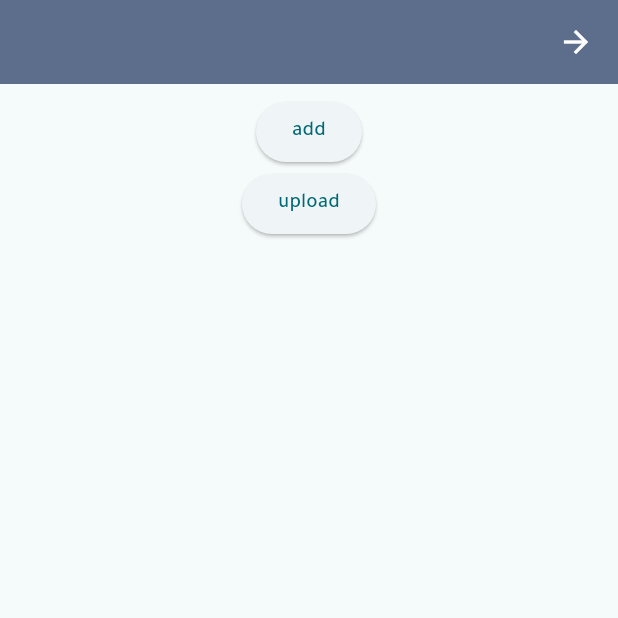
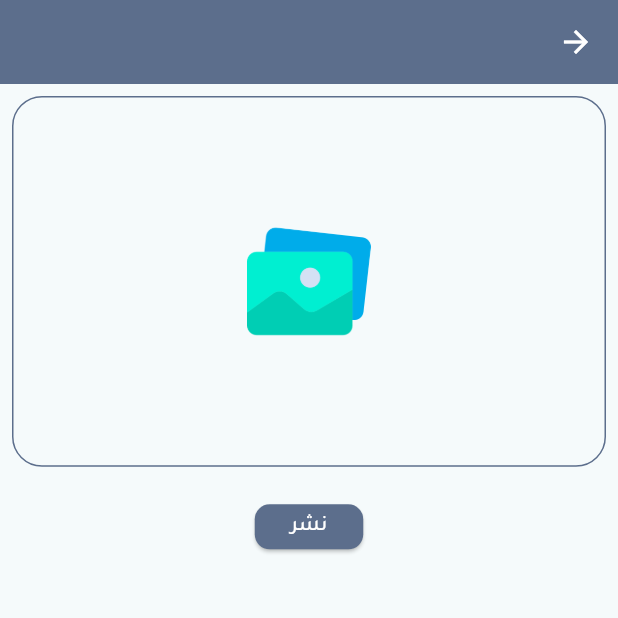
Before and after one commit to MahmoudRede/news_last_app, a Flutter app: the AddImageView screen opened directly, on a phone screen of 412 x 824 dp, the top half of it. Run offline on Flutter 3.47's test engine with Material 3 defaults, Android fonts, the phone set to English and light mode, and no system bars; our stand-ins replace cloud_firestore, firebase_auth, firebase_core, firebase_storage, flutter_bloc, fluttertoast and 7 more; accounts and stored records are empty; statements that could not run were skipped; project files that could hold a hidden picture were left out.

Commit message:
add image & add news image enhance

```diff
--- a/lib/business_logic/news_cubit/news_cubit.dart
+++ b/lib/business_logic/news_cubit/news_cubit.dart
@@ -21,6 +21,7 @@ class NewsCubit extends Cubit<NewsState> {
   File? newsImage;
 
   Future<void> pickImage() async {
+    emit(NewsImagePickerLoadingState());
     final pickedFile = await picker.pickImage(source: ImageSource.gallery);
     if (pickedFile != null) {
       newsImage = File(pickedFile.path);
@@ -107,6 +108,7 @@ class NewsCubit extends Cubit<NewsState> {
   }
 
   void getNews() {
+    emit(GetNewsLoadingState());
     FirebaseFirestore.instance.collection('news').get().then((value) {
       for (var doc in value.docs) {
         final newsItem = NewsItemModel.fromJson(doc.data());
--- a/lib/business_logic/news_cubit/news_state.dart
+++ b/lib/business_logic/news_cubit/news_state.dart
@@ -3,6 +3,7 @@ part of 'news_cubit.dart';
 @immutable
 abstract class NewsState {}
 class NewsInitial extends NewsState {}
+class NewsImagePickerLoadingState extends NewsState {}
 class NewsImagePickerSuccessState extends NewsState {}
 class NewsImagePickerFailureState extends NewsState {}
 class RemoveNewsImageState extends NewsState {}
--- a/lib/presentation/screens/Login_screen/login_screen.dart
+++ b/lib/presentation/screens/Login_screen/login_screen.dart
@@ -108,7 +108,7 @@ class LoginScreen extends StatelessWidget {
 
                             /// login button
                             state is LoginLoadingState ? const CircularProgressIndicator( color: ColorManager.primaryColor,) :
-                             DefaultButton(
+                             defaultButton(
                               onPressed: () {
                                 if (loginFormKey.currentState!.validate()) {
                                   cubit.loginWithFirebaseAuth(
--- a/lib/presentation/screens/add_image_view/widgets/add_image_view_body.dart
+++ b/lib/presentation/screens/add_image_view/widgets/add_image_view_body.dart
@@ -2,6 +2,11 @@ import 'package:flutter/cupertino.dart';
 import 'package:flutter/material.dart';
 import 'package:flutter_bloc/flutter_bloc.dart';
 import 'package:news_last_app/business_logic/image_cubit/image_cubit.dart';
+
+import '../../../../generated/assets.dart';
+import '../../../../styles/app_size/app_size_config.dart';
+import '../../../../styles/color_manager/color_manager.dart';
+import '../../../widgets/default_button.dart';
 
 class AddImageViewBody extends StatelessWidget {
   const AddImageViewBody({super.key});
@@ -29,11 +34,15 @@ class AddImageViewBody extends StatelessWidget {
                       child: Stack(
                         alignment: AlignmentDirectional.topEnd,
                         children: [
-                          Image(image: FileImage(cubit.image!)),
+                          Image(
+                            image: FileImage(cubit.image!),
+                            fit: BoxFit.cover,
+                            width: double.infinity,
+                          ),
                           Padding(
                             padding: const EdgeInsets.all(8.0),
                             child: CircleAvatar(
-                              backgroundColor: Colors.white.withOpacity(0.3),
+                              backgroundColor: Colors.grey.withOpacity(0.3),
                               radius: 18,
                               child: IconButton(
                                   splashRadius: 30.0,
@@ -50,16 +59,46 @@ class AddImageViewBody extends StatelessWidget {
                         ],
                       ),
                     ),
-                  ElevatedButton(
-                      onPressed: () {
+                  if (cubit.image == null)
+                    GestureDetector(
+                      onTap: () {
                         cubit.pickImage();
                       },
-                      child: const Text('add')),
-                  ElevatedButton(
+                      child: Container(
+                        width: SizeConfig.width,
+                        height: SizeConfig.height * 0.3,
+                        decoration: BoxDecoration(
+                          border: Border.all(
+                            color: ColorManager.primaryColor,
+                            width: 1,
+                            style: BorderStyle.values[1],
+                          ),
+                          borderRadius:
+                          const BorderRadius.all(Radius.circular(20)),
+                        ),
+                        child: Center(
+                          child: Image.asset(
+                            Assets.uploadImage,
+                            width: SizeConfig.width * 0.8,
+                            height: SizeConfig.height * 0.1,
+                          ),
+                        ),
+                      ),
+                    ),
+                  const SizedBox(
+                    height: 16,
+                  ),
+                  defaultButton(
                       onPressed: () {
                         cubit.uploadImage();
                       },
-                      child: const Text('upload')),
+                      backGroundColor: ColorManager.primaryColor,
+                      height: 30,
+                      width: 60,
+                      content: const Text(
+                        'نشر',
+                        style: TextStyle(color: Colors.white),
+                      )),
                 ],
               ),
             ),
--- a/lib/presentation/screens/add_thanks_screen/widgets/add_thanks_body.dart
+++ b/lib/presentation/screens/add_thanks_screen/widgets/add_thanks_body.dart
@@ -147,7 +147,7 @@ class AddThanksBody extends StatelessWidget {
                   onTap: () {}),
               SizedBox(height: SizeConfig.height * 0.03),
               /// upload button
-              DefaultButton(
+              defaultButton(
                 onPressed: () {
                   if(formKey.currentState!.validate())
                   {
--- a/lib/presentation/screens/add_view/add_view.dart
+++ b/lib/presentation/screens/add_view/add_view.dart
@@ -37,7 +37,7 @@ class _AddViewState extends State<AddView> {
           image: Assets.donating, title: 'اضافة\nتهنئة', () => null),
       AddGridViewModel(
           image: Assets.thanks,
-          title: 'اضافة\شكر',
+          title: 'اضافة\nشكر',
           () => customPushNavigator(context, const AddThanksScreen())),
     ];
     return GridView.count(
--- a/lib/presentation/screens/home_screen/widgets/tabs_body/videos_body.dart
+++ b/lib/presentation/screens/home_screen/widgets/tabs_body/videos_body.dart
@@ -1,12 +1,12 @@
 import 'package:flutter/material.dart';
+import 'package:news_last_app/constants/shimmer.dart';
+import 'package:shimmer/shimmer.dart';
 
 class VideosBody extends StatelessWidget {
   const VideosBody({super.key});
 
   @override
   Widget build(BuildContext context) {
-    return Container(
-      child: Text("Videos"),
-    );
+    return const NewsItemShimmer();
   }
 }
--- a/lib/presentation/screens/on_boarding_view/widgets/onboarding_actions.dart
+++ b/lib/presentation/screens/on_boarding_view/widgets/onboarding_actions.dart
@@ -18,7 +18,7 @@ class OnboardingActions extends StatelessWidget {
 
   @override
   Widget build(BuildContext context) {
-    return DefaultButton(
+    return defaultButton(
       content: isLast? const Text('Get Started',style: TextStyle(
           color: ColorManager.white
       ),): const Text('Next',style: TextStyle(
--- a/lib/presentation/screens/register_screen/register_screen.dart
+++ b/lib/presentation/screens/register_screen/register_screen.dart
@@ -157,7 +157,7 @@ class RegisterScreen extends StatelessWidget {
                             height: SizeConfig.height * .03,
                           ),
                          state is SignUpLoadingState ? const Center(child: CircularProgressIndicator( color: ColorManager.primaryColor,),) :
-                          DefaultButton(
+                          defaultButton(
                             onPressed: () {
                               if (registerFormKey.currentState!
                                   .validate()) {
--- a/lib/presentation/screens/start_screen/start_screen.dart
+++ b/lib/presentation/screens/start_screen/start_screen.dart
@@ -58,7 +58,7 @@ class StartScreen extends StatelessWidget {
             SizedBox(
               height: MediaQuery.of(context).size.height * .07,
             ),
-            DefaultButton(
+            defaultButton(
               onPressed: () {
                 Get.to(() => const LoginScreen(), transition: Transition.fadeIn);
               },
--- a/lib/presentation/widgets/default_button.dart
+++ b/lib/presentation/widgets/default_button.dart
@@ -1,13 +1,13 @@
 import 'package:flutter/material.dart';
 
-class DefaultButton extends StatelessWidget {
+class defaultButton extends StatelessWidget {
   Function()? onPressed;
   Widget content;
   double height;
   double width;
   Color backGroundColor;
 
-  DefaultButton(
+  defaultButton(
       {required this.onPressed,
       required this.backGroundColor,
       required this.height,
```
Also changed, not shown: lib/constants/placeholders.dart (added, +138 -0 lines), lib/constants/shimmer.dart (added, +25 -0 lines), lib/presentation/screens/add_news_view/widgets/add_news_body.dart (+45 -9 lines), lib/presentation/screens/home_screen/widgets/image_item.dart (+10 -4 lines), lib/presentation/screens/home_screen/widgets/tabs_body/news_body.dart (+14 -0 lines).
